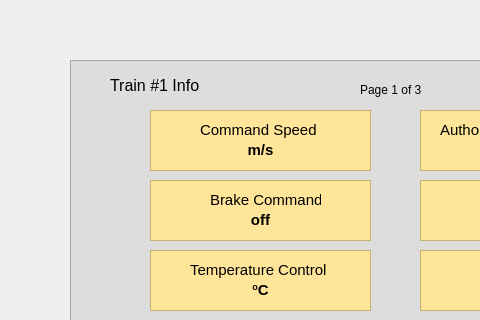
aet37/ECE1140-Project, file src/UI/TrainModel/Train_Info_Page1.ui: the form before one commit; both pictures show x 0 to 480 and y 0 to 320 of the 798 by 493 pixel window.
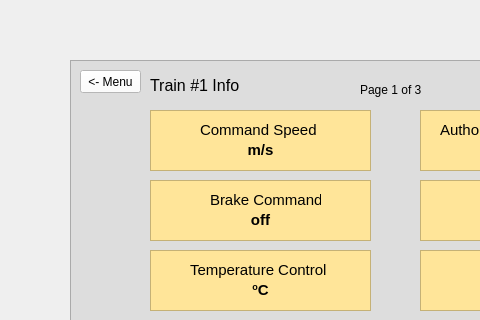
The form after the commit.

Patch:
```diff
--- a/src/UI/TrainModel/Train_Info_Page1.ui
+++ b/src/UI/TrainModel/Train_Info_Page1.ui
@@ -81,7 +81,7 @@
     <widget class="QLabel" name="label">
      <property name="geometry">
       <rect>
-       <x>40</x>
+       <x>80</x>
        <y>10</y>
        <width>203</width>
        <height>31</height>
@@ -519,6 +519,22 @@
       <string>Page 2 -&gt;</string>
      </property>
     </widget>
+    <widget class="QPushButton" name="page1toM_button">
+     <property name="geometry">
+      <rect>
+       <x>10</x>
+       <y>10</y>
+       <width>61</width>
+       <height>23</height>
+      </rect>
+     </property>
+     <property name="styleSheet">
+      <string notr="true">background-color: rgb(255, 255, 255);</string>
+     </property>
+     <property name="text">
+      <string>&lt;- Menu</string>
+     </property>
+    </widget>
     <zorder>label</zorder>
     <zorder>report_button</zorder>
     <zorder>disp_command_speed</zorder>
```
Left out of the diff: 5 changed lines with no effect on the pictures.
